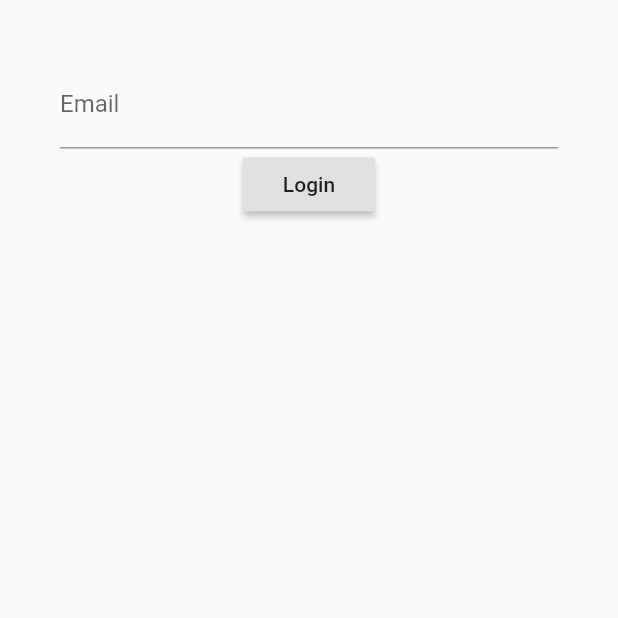
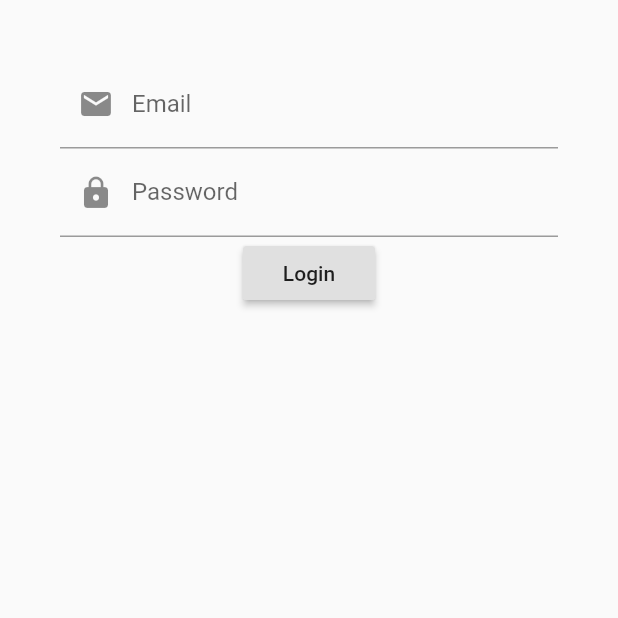
Before and after one commit to JohnPhamDeveloper/Convention_app, a Flutter app: the screen it shows after launch, on a phone screen of 412 x 824 dp, the top half of it. Run offline on Flutter 3.47's test engine with Material 2 defaults, Android fonts, the phone set to English and light mode, and no system bars.

Commit message:
added obscure text

```diff
--- a/lib/widgets/LoginForm.dart
+++ b/lib/widgets/LoginForm.dart
@@ -15,8 +15,14 @@ class _LoginFormState extends State<LoginForm> {
       child: Column(
         children: <Widget>[
           IconFormField(
-            hintText: "Email",
-            invalidText: "Invalid Email",
+              hintText: "Email",
+              invalidText: "Invalid Email",
+              icon: Icons.email),
+          IconFormField(
+            hintText: "Password",
+            invalidText: "Invalid Password",
+            icon: Icons.lock,
+            obscureText: true,
           ),
           RaisedButton(
             child: Text("Login"),
@@ -36,13 +42,24 @@ class _LoginFormState extends State<LoginForm> {
 class IconFormField extends StatelessWidget {
   final hintText;
   final invalidText;
+  final icon;
+  final obscureText;
 
-  IconFormField({@required this.hintText, @required this.invalidText});
+  IconFormField(
+      {@required this.hintText,
+      @required this.invalidText,
+      this.icon,
+      this.obscureText = false});
 
   @override
   Widget build(BuildContext context) {
     return TextFormField(
-      decoration: InputDecoration(hintText: hintText, labelText: hintText),
+      obscureText: obscureText,
+      decoration: InputDecoration(
+        hintText: hintText,
+        labelText: hintText,
+        prefixIcon: Icon(icon),
+      ),
       validator: (value) {
         if (value.isEmpty) {
           return invalidText;
```
